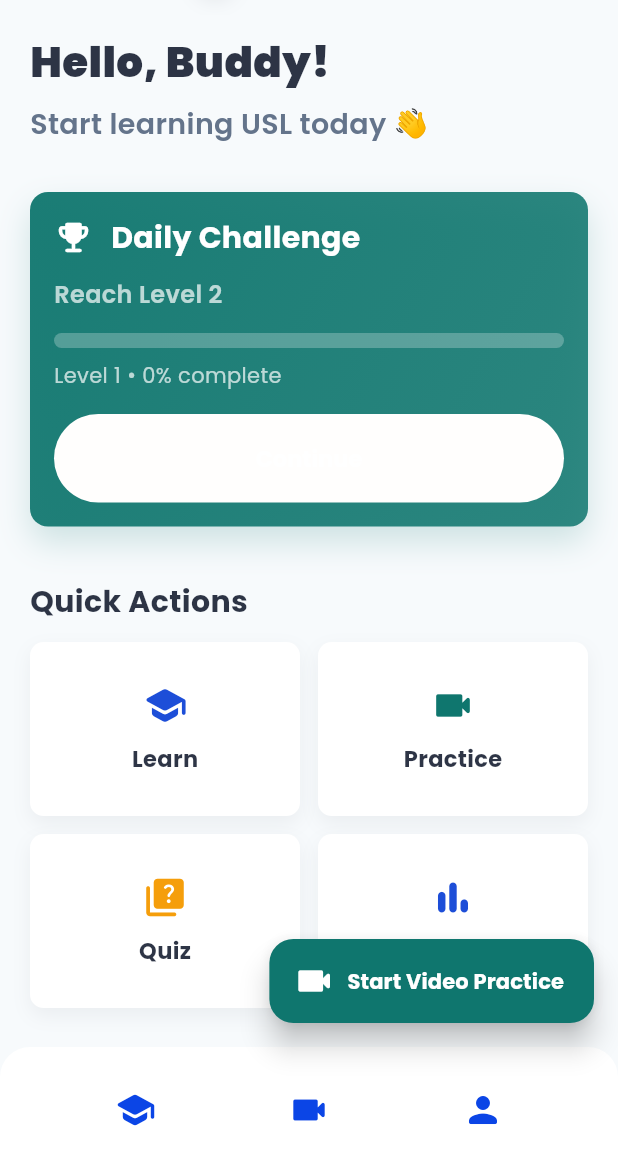
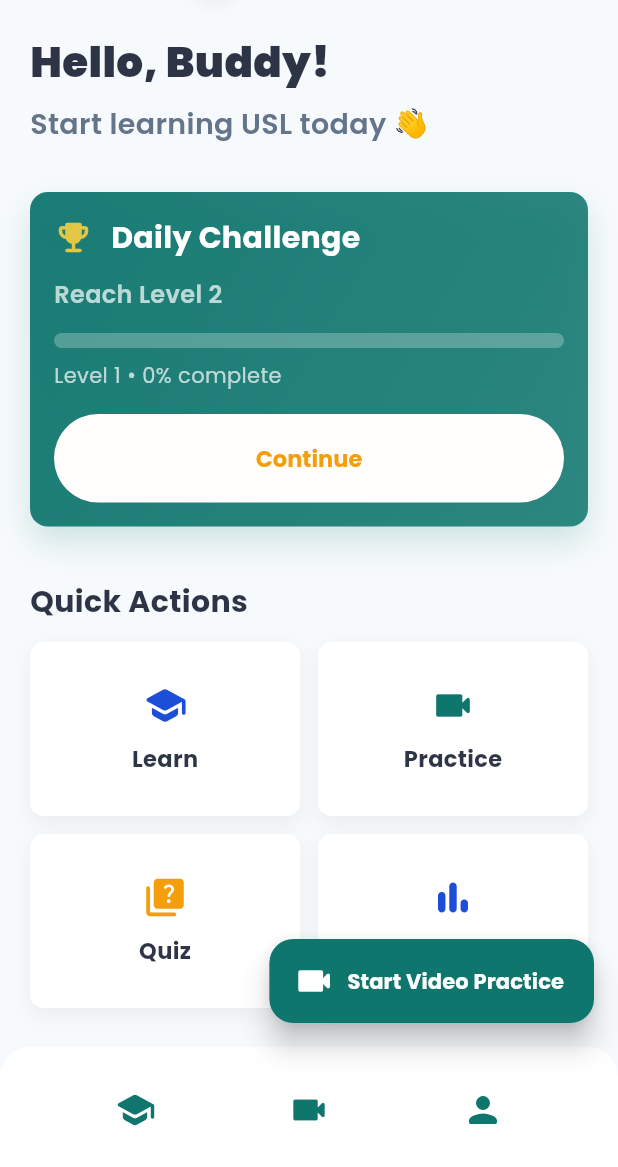
Before and after one commit to Tina-marion/usl_tutor, a Flutter app: the HomeScreen screen opened by its route, on a phone screen of 412 x 824 dp, the part 69-1236 px from its top. Run offline on Flutter 3.47's test engine with Material 3 defaults, Android fonts, the phone set to English and light mode, and no system bars; drawn by our look-alikes of flutter_animate; our stand-ins replace camera, chewie, fl_chart, google_fonts, shared_preferences, video_player; missing offline and left inert: flutter_onnxruntime, video_thumbnail; accounts and stored records are empty.

Commit message:
ft:changes of homescreen

```diff
--- a/lib/screens/home_screen.dart
+++ b/lib/screens/home_screen.dart
@@ -165,15 +165,15 @@ class _HomeScreenState extends State<HomeScreen> {
           children: [
             IconButton(
                 icon: Icon(Icons.school_rounded,
-                    color: const Color.fromARGB(255, 11, 69, 230), size: 28),
+                    color: const Color.fromARGB(255, 15, 118, 110), size: 28),
                 onPressed: () => _openAndRefresh('/learning')),
             IconButton(
                 icon: Icon(Icons.videocam_rounded,
-                    color: const Color.fromARGB(255, 11, 69, 230), size: 28),
+                    color: const Color.fromARGB(255, 15, 118, 110), size: 28),
                 onPressed: () => _openAndRefresh('/practice')),
             IconButton(
                 icon: Icon(Icons.person_rounded,
-                    color: const Color.fromARGB(255, 11, 69, 230), size: 28),
+                    color: const Color.fromARGB(255, 15, 118, 110), size: 28),
                 onPressed: () => _openAndRefresh('/profile')),
           ],
         ),
@@ -304,7 +304,7 @@ class _DailyChallengeCard extends StatelessWidget {
             children: [
               Icon(
                 Icons.emoji_events_rounded,
-                color: Colors.white,
+                color: const Color.fromARGB(255, 226, 198, 70),
                 size: AppConstants.iconSizeLarge,
               ),
               const SizedBox(width: 12),
@@ -359,7 +359,7 @@ class _DailyChallengeCard extends StatelessWidget {
                 elevation: 0,
               ),
               child: Text('Continue',
-                  style: TextStyle(fontSize: 15, fontWeight: FontWeight.bold)),
+                  style: TextStyle(fontSize: 15, fontWeight: FontWeight.bold, color: AppConstants.warningColor,)),
             ),
           ),
         ],
```
